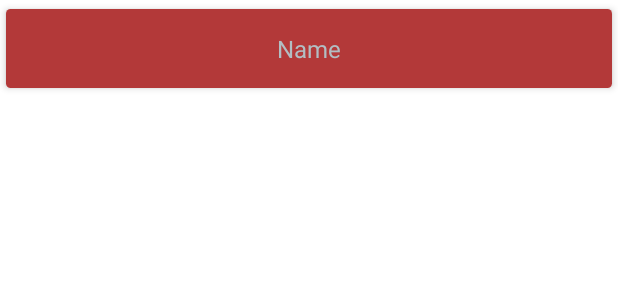
After one commit to Jorgy27/SportsHCI, an Android app: the layout fragment_remove_single_match.xml on its own in the app's theme, with its tools: preview values and no code run, on a phone screen of 412 x 824 dp. The commit adds this screen. Shown: the top 300 px of the screen. Run offline under Robolectric (Android 15) with nearby library versions, the phone set to English and light mode, and no system bars.

Commit message:
You can now delete Single type sports

```diff
--- /dev/null
+++ b/app/src/main/res/layout/fragment_remove_single_match.xml
@@ -0,0 +1,35 @@
+<?xml version="1.0" encoding="utf-8"?>
+<androidx.cardview.widget.CardView xmlns:android="http://schemas.android.com/apk/res/android"
+    xmlns:app="http://schemas.android.com/apk/res-auto"
+    xmlns:tools="http://schemas.android.com/tools"
+    android:layout_width="match_parent"
+    android:layout_height="wrap_content"
+    app:cardUseCompatPadding="true"
+    app:cardBackgroundColor="@color/white"
+    app:cardCornerRadius="3dp"
+    app:cardElevation="3dp"
+    android:clickable="true">
+    <TableLayout
+        android:layout_width="match_parent"
+        android:layout_height="wrap_content"
+        android:padding="15dp"
+        android:stretchColumns="0"
+        android:background="@color/dark_red">
+
+        <TableRow
+            android:background="@android:color/transparent"
+            android:gravity="center_horizontal">
+            <TextView
+                style="@style/MyText"
+                android:textColor="@color/soothing_breeze"
+                android:id="@+id/removeSingleMatchTxt"
+                android:layout_width="wrap_content"
+                android:layout_height="wrap_content"
+                android:text="Name"
+                android:layout_marginLeft="0dp"
+                android:layout_marginRight="0dp"
+                android:layout_column="0"
+                android:layout_gravity="center"/>
+        </TableRow>
+    </TableLayout>
+</androidx.cardview.widget.CardView>
```
Also changed, not shown: app/src/main/java/com/example/sportshci/Matches/RemoveSingleMatchAdapter.java (added, +83 -0 lines), app/src/main/java/com/example/sportshci/SideMenuActivity.java (+53 -2 lines).
